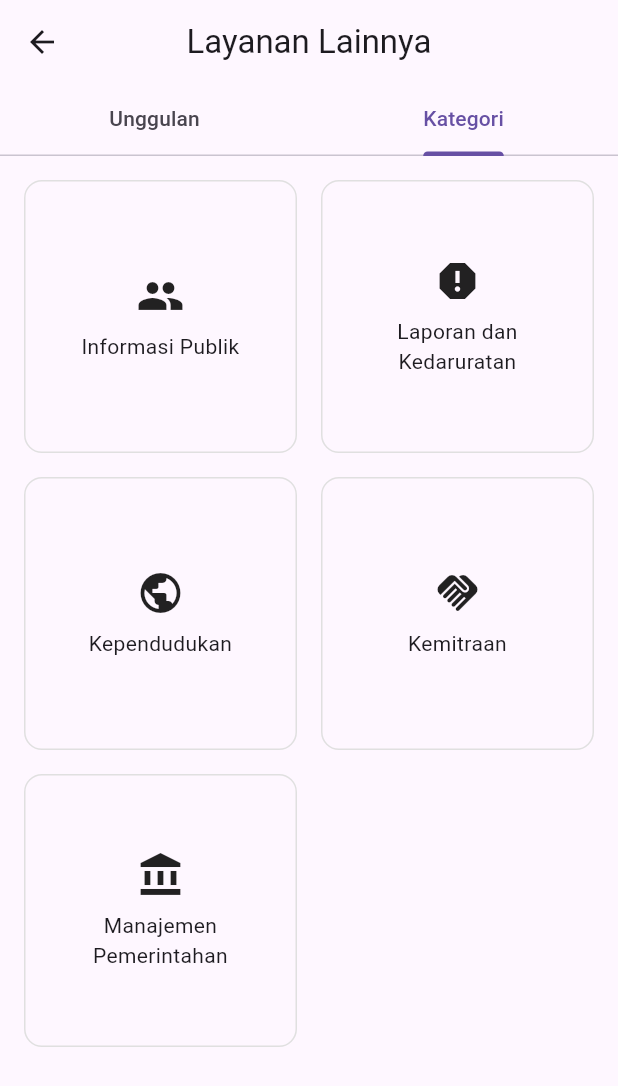
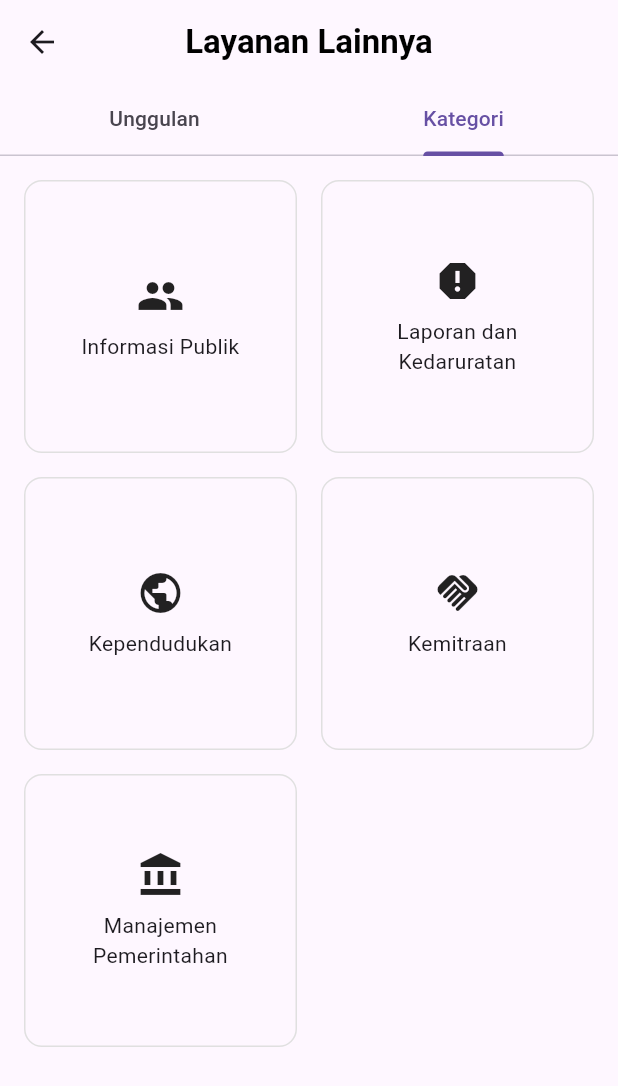
Before and after one commit to najwazetti/emanuntung_project, a Flutter app: the LainnyaPage screen opened directly, tab 2 chosen, on a phone screen of 412 x 824 dp. Shown: the top 1086 px of the screen. Run offline on Flutter 3.47's test engine with Material 3 defaults, Android fonts, the light colour scheme and no system bars.

Commit message:
lainnyapage

```diff
--- a/lib/page/lainnya.dart
+++ b/lib/page/lainnya.dart
@@ -7,7 +7,10 @@ class LainnyaPage extends StatelessWidget {
       length: 2,
       child: Scaffold(
         appBar: AppBar(
-          title: const Text("Layanan Lainnya"),
+          title: const Text(
+              'Layanan Lainnya',
+              style: TextStyle(color: Colors.black, fontWeight: FontWeight.bold),
+            ),
           centerTitle: true,
           bottom: const TabBar(
             tabs: [
```
